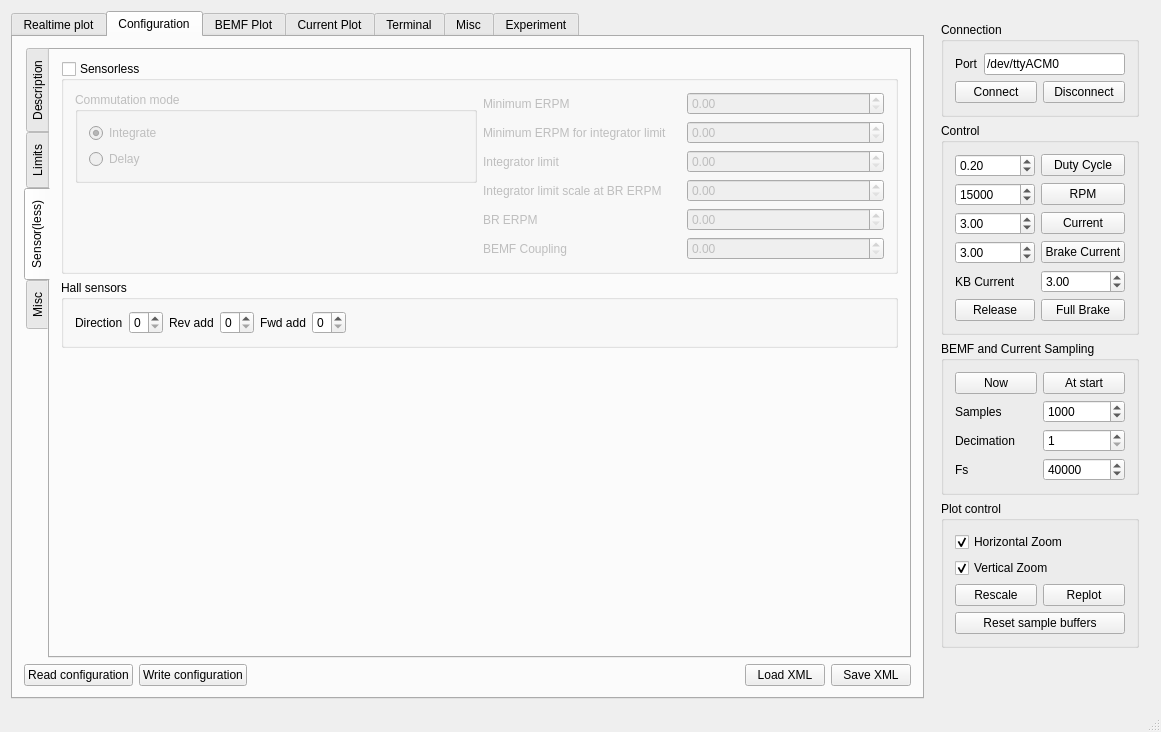
Qt form mainwindow.ui (vedderb/bldc-tool) before a commit.
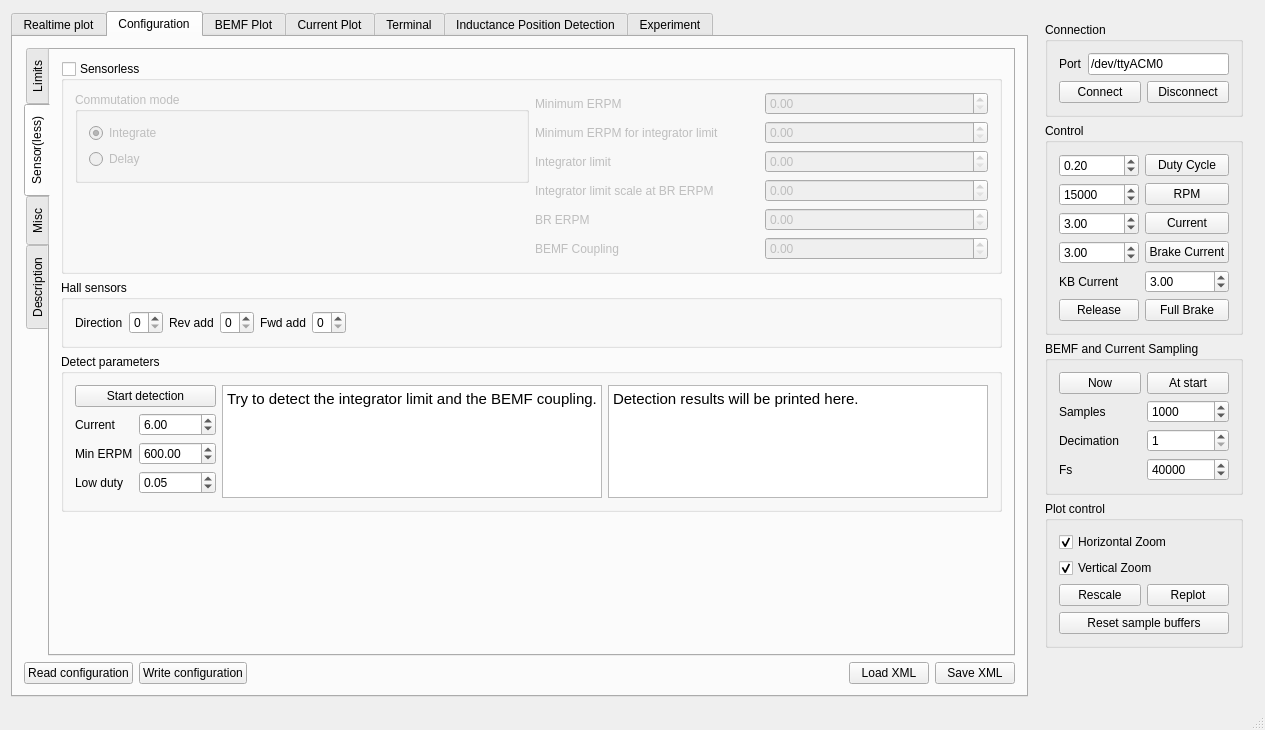
The same form after that commit. The open tabs and pages were chosen to show the change. Custom widgets are drawn as their Qt base class.

Commit message: Latest version of qcustomplot, performance tweaks, GUI parameter detection, GUI cleanup

The edit to the form file:
```diff
--- a/mainwindow.ui
+++ b/mainwindow.ui
@@ -6,10 +6,16 @@
    <rect>
     <x>0</x>
     <y>0</y>
-    <width>1161</width>
-    <height>732</height>
+    <width>1265</width>
+    <height>730</height>
    </rect>
   </property>
+  <property name="sizePolicy">
+   <sizepolicy hsizetype="Preferred" vsizetype="Preferred">
+    <horstretch>0</horstretch>
+    <verstretch>0</verstretch>
+   </sizepolicy>
+  </property>
   <property name="windowTitle">
    <string>BLDC Tool</string>
   </property>
@@ -104,16 +110,6 @@
             <property name="currentIndex">
              <number>0</number>
             </property>
-            <widget class="QWidget" name="tab_4">
-             <attribute name="title">
-              <string>Description</string>
-             </attribute>
-             <layout class="QVBoxLayout" name="verticalLayout_25">
-              <item>
-               <widget class="QPlainTextEdit" name="mcconfDescEdit"/>
-              </item>
-             </layout>
-            </widget>
             <widget class="QWidget" name="tab_12">
              <attribute name="title">
               <string>Limits</string>
@@ -627,6 +623,131 @@
                 </layout>
                </widget>
               </item>
+              <item>
+               <widget class="QGroupBox" name="groupBox_11">
+                <property name="sizePolicy">
+                 <sizepolicy hsizetype="Preferred" vsizetype="Preferred">
+                  <horstretch>0</horstretch>
+                  <verstretch>0</verstretch>
+                 </sizepolicy>
+                </property>
+                <property name="title">
+                 <string>Detect parameters</string>
+                </property>
+                <layout class="QHBoxLayout" name="horizontalLayout_25">
+                 <item>
+                  <layout class="QVBoxLayout" name="verticalLayout_26">
+                   <item>
+                    <widget class="QPushButton" name="mcconfDetectMotorParamButton">
+                     <property name="text">
+                      <string>Start detection</string>
+                     </property>
+                    </widget>
+                   </item>
+                   <item>
+                    <layout class="QGridLayout" name="gridLayout_7">
+                     <item row="0" column="0">
+                      <widget class="QLabel" name="label_43">
+                       <property name="text">
+                        <string>Current</string>
+                       </property>
+                      </widget>
+                     </item>
+                     <item row="0" column="1">
+                      <widget class="QDoubleSpinBox" name="mcconfDetectCurrentBox">
+                       <property name="value">
+                        <double>6.000000000000000</double>
+                       </property>
+                      </widget>
+                     </item>
+                     <item row="1" column="0">
+                      <widget class="QLabel" name="label_44">
+                       <property name="text">
+                        <string>Min ERPM</string>
+                       </property>
+                      </widget>
+                     </item>
+                     <item row="1" column="1">
+                      <widget class="QDoubleSpinBox" name="mcconfDetectErpmBox">
+                       <property name="minimum">
+                        <double>10.000000000000000</double>
+                       </property>
+                       <property name="maximum">
+                        <double>10000.000000000000000</double>
+                       </property>
+                       <property name="singleStep">
+                        <double>10.000000000000000</double>
+                       </property>
+                       <property name="value">
+                        <double>600.000000000000000</double>
+                       </property>
+                      </widget>
+                     </item>
+                     <item row="2" column="0">
+                      <widget class="QLabel" name="label_42">
+                       <property name="toolTip">
+                        <string>The duty cycle at which the BEMF coupling is measured. A value between 0.03 and 0.15 usually works.</string>
+                       </property>
+                       <property name="text">
+                        <string>Low duty</string>
+                       </property>
+                      </widget>
+                     </item>
+                     <item row="2" column="1">
+                      <widget class="QDoubleSpinBox" name="mcconfDetectLowDutyBox">
+                       <property name="maximum">
+                        <double>0.400000000000000</double>
+                       </property>
+                       <property name="singleStep">
+                        <double>0.010000000000000</double>
+                       </property>
+                       <property name="value">
+                        <double>0.050000000000000</double>
+                       </property>
+                      </widget>
+                     </item>
+                    </layout>
+                   </item>
+                   <item>
+                    <spacer name="verticalSpacer_5">
+                     <property name="orientation">
+                      <enum>Qt::Vertical</enum>
+                     </property>
+                     <property name="sizeHint" stdset="0">
+                      <size>
+                       <width>20</width>
+                       <height>40</height>
+                      </size>
+                     </property>
+                    </spacer>
+                   </item>
+                  </layout>
+                 </item>
+                 <item>
+                  <widget class="QTextBrowser" name="mcconfDetectBrowser">
+                   <property name="html">
+                    <string>&lt;!DOCTYPE HTML PUBLIC &quot;-//W3C//DTD HTML 4.0//EN&quot; &quot;http://www.w3.org/TR/REC-html40/strict.dtd&quot;&gt;
+&lt;html&gt;&lt;head&gt;&lt;meta name=&quot;qrichtext&quot; content=&quot;1&quot; /&gt;&lt;style type=&quot;text/css&quot;&gt;
+p, li { white-space: pre-wrap; }
+&lt;/style&gt;&lt;/head&gt;&lt;body style=&quot; font-family:'Ubuntu'; font-size:11pt; font-weight:400; font-style:normal;&quot;&gt;
+&lt;p style=&quot; margin-top:0px; margin-bottom:0px; margin-left:0px; margin-right:0px; -qt-block-indent:0; text-indent:0px;&quot;&gt;Try to detect the integrator limit and the BEMF coupling. &lt;/p&gt;&lt;/body&gt;&lt;/html&gt;</string>
+                   </property>
+                  </widget>
+                 </item>
+                 <item>
+                  <widget class="QTextBrowser" name="mcconfDetectResultBrowser">
+                   <property name="html">
+                    <string>&lt;!DOCTYPE HTML PUBLIC &quot;-//W3C//DTD HTML 4.0//EN&quot; &quot;http://www.w3.org/TR/REC-html40/strict.dtd&quot;&gt;
+&lt;html&gt;&lt;head&gt;&lt;meta name=&quot;qrichtext&quot; content=&quot;1&quot; /&gt;&lt;style type=&quot;text/css&quot;&gt;
+p, li { white-space: pre-wrap; }
+&lt;/style&gt;&lt;/head&gt;&lt;body style=&quot; font-family:'Ubuntu'; font-size:11pt; font-weight:400; font-style:normal;&quot;&gt;
+&lt;p style=&quot; margin-top:0px; margin-bottom:0px; margin-left:0px; margin-right:0px; -qt-block-indent:0; text-indent:0px;&quot;&gt;Detection results will be printed here.&lt;/p&gt;&lt;/body&gt;&lt;/html&gt;</string>
+                   </property>
+                  </widget>
+                 </item>
+                </layout>
+               </widget>
+              </item>
               <item>
                <spacer name="verticalSpacer_7">
                 <property name="orientation">
@@ -842,6 +963,16 @@
               </item>
              </layout>
             </widget>
+            <widget class="QWidget" name="tab_4">
+             <attribute name="title">
+              <string>Description</string>
+             </attribute>
+             <layout class="QVBoxLayout" name="verticalLayout_25">
+              <item>
+               <widget class="QPlainTextEdit" name="mcconfDescEdit"/>
+              </item>
+             </layout>
+            </widget>
            </widget>
           </item>
           <item>
@@ -1485,7 +1616,7 @@
         </widget>
         <widget class="QWidget" name="tab_3">
          <attribute name="title">
-          <string>Misc</string>
+          <string>Inductance Position Detection</string>
          </attribute>
          <layout class="QVBoxLayout" name="verticalLayout_5">
           <item>
```
Left out of the diff: 288 changed lines with no effect on the pictures. The commit also changes 6 other files.
